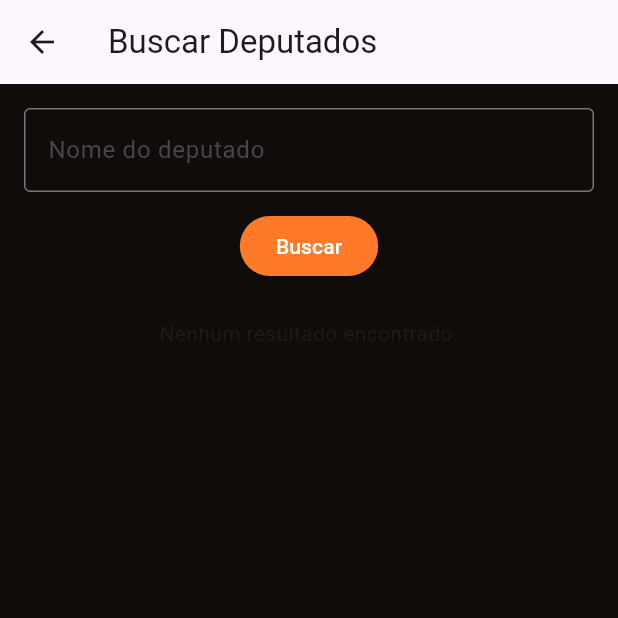
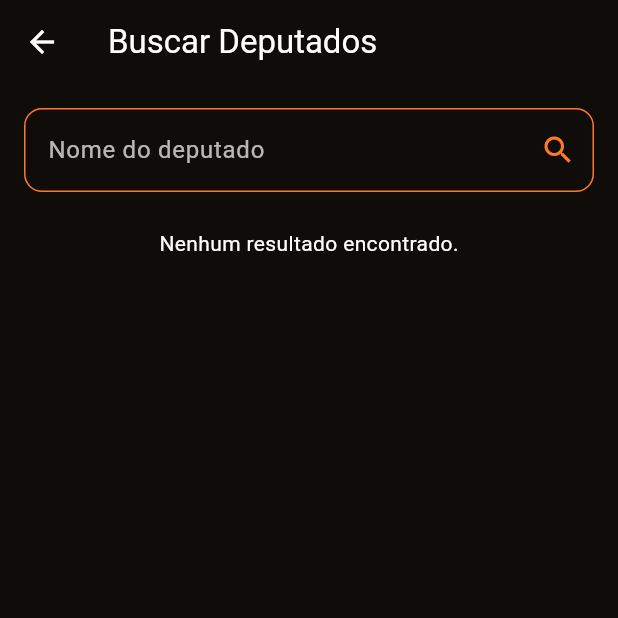
Before and after one commit to dallelaste0105/APIgov, a Flutter app: the DeputadosPage screen opened directly, on a phone screen of 412 x 824 dp, the top half of it. Run offline on Flutter 3.47's test engine with Material 3 defaults, Android fonts, the phone set to English and light mode, and no system bars.

Commit message:
Style deputado_screen.dart

```diff
--- a/flasque/lib/screens/deputado_screen.dart
+++ b/flasque/lib/screens/deputado_screen.dart
@@ -41,25 +41,51 @@
   @override
   Widget build(BuildContext context) {
     return Scaffold(
-      appBar: AppBar(title: Text('Buscar Deputados')),
+      appBar: AppBar(
+        title: const Text('Buscar Deputados'),
+        backgroundColor: Colors.transparent,
+        foregroundColor: Colors.white,
+        elevation: 0,
+      ),
       body: Padding(
         padding: const EdgeInsets.all(16.0),
         child: Column(
           children: [
             TextField(
               controller: _controller,
+              style: const TextStyle(color: Colors.white),
+              onSubmitted: (_) => buscarDeputados(),
               decoration: InputDecoration(
                 labelText: 'Nome do deputado',
-                border: OutlineInputBorder(),
+                labelStyle: const TextStyle(color: Colors.white70),
+                border: const OutlineInputBorder(
+                  borderRadius: BorderRadius.all(Radius.circular(12.0)),
+                  borderSide: BorderSide(color: Color(0xFFFF7A28)),
+                ),
+                enabledBorder: const OutlineInputBorder(
+                  borderRadius: BorderRadius.all(Radius.circular(12.0)),
+                  borderSide: BorderSide(color: Color(0xFFFF7A28)),
+                ),
+                focusedBorder: const OutlineInputBorder(
+                  borderRadius: BorderRadius.all(Radius.circular(12.0)),
+                  borderSide: BorderSide(color: Color(0xFFFF7A28), width: 2),
+                ),
+                suffixIcon: IconButton(
+                  icon: const Icon(Icons.search, color: Color(0xFFFF7A28)),
+                  onPressed: buscarDeputados,
+                ),
               ),
             ),
-            const SizedBox(height: 12),
-            ElevatedButton(onPressed: buscarDeputados, child: Text('Buscar')),
             const SizedBox(height: 24),
             _loading
-                ? CircularProgressIndicator()
+                ? const CircularProgressIndicator(
+                  valueColor: AlwaysStoppedAnimation<Color>(Color(0xFFFF7A28)),
+                )
                 : _deputados.isEmpty
-                ? Text('Nenhum resultado encontrado.')
+                ? const Text(
+                  'Nenhum resultado encontrado.',
+                  style: TextStyle(color: Colors.white),
+                )
                 : Expanded(
                   child: ListView.builder(
                     itemCount: _deputados.length,
```
